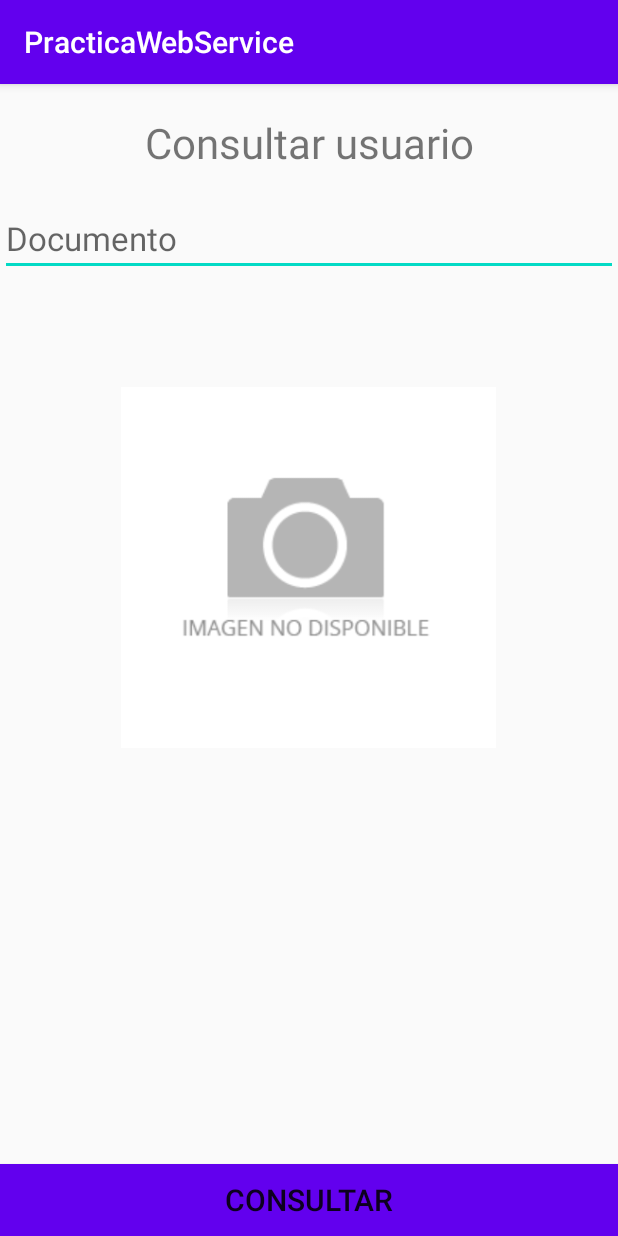
After one commit to AndresRodriguezz/webServiceVolley, an Android app: the fragment Consultar_Usuario_UrlFragment shown on its own in the app's theme, on a phone screen of 412 x 824 dp. The commit adds this screen. Run offline under Robolectric (Android 15) with nearby library versions, the phone set to English and light mode, and no system bars; our stand-ins replace Volley; network calls fail.

Commit message:
Se agrego Consultar Usuarios mediante url para imagenes mediante Volley

```diff
--- /dev/null
+++ b/app/src/main/java/com/example/practicawebservice/Fragments/Consultar_Usuario_UrlFragment.java
@@ -0,0 +1,194 @@
+package com.example.practicawebservice.Fragments;
+
+import android.app.ProgressDialog;
+import android.graphics.Bitmap;
+import android.media.Image;
+import android.net.sip.SipAudioCall;
+import android.net.sip.SipSession;
+import android.os.Bundle;
+
+import androidx.fragment.app.Fragment;
+import androidx.swiperefreshlayout.widget.CircularProgressDrawable;
+
+import android.util.Log;
+import android.view.LayoutInflater;
+import android.view.View;
+import android.view.ViewGroup;
+import android.widget.Button;
+import android.widget.EditText;
+import android.widget.ImageView;
+import android.widget.ProgressBar;
+import android.widget.TextView;
+import android.widget.Toast;
+
+import com.android.volley.Request;
+import com.android.volley.RequestQueue;
+import com.android.volley.Response;
+import com.android.volley.VolleyError;
+import com.android.volley.toolbox.ImageRequest;
+import com.android.volley.toolbox.JsonObjectRequest;
+import com.android.volley.toolbox.Volley;
+import com.example.practicawebservice.Entidades.Usuario;
+import com.example.practicawebservice.R;
+
+import org.json.JSONArray;
+import org.json.JSONException;
+import org.json.JSONObject;
+
+
+/**
+ * A simple {@link Fragment} subclass.
+ * Use the {@link Consultar_Usuario_UrlFragment#newInstance} factory method to
+ * create an instance of this fragment.
+ */
+public class Consultar_Usuario_UrlFragment extends Fragment {
+    // TODO: Rename parameter arguments, choose names that match
+    // the fragment initialization parameters, e.g. ARG_ITEM_NUMBER
+    private static final String ARG_PARAM1 = "param1";
+    private static final String ARG_PARAM2 = "param2";
+
+    // TODO: Rename and change types of parameters
+    private String mParam1;
+    private String mParam2;
+
+    //Variables
+    ImageView imgFoto;
+    EditText campoDocumento;
+    TextView txtNombre,txtProfesion;
+    Button btnConsultar;
+
+    ProgressDialog pDialog;
+
+    RequestQueue request;
+    JsonObjectRequest jsonObjectRequest;
+
+    public Consultar_Usuario_UrlFragment() {
+        // Required empty public constructor
+    }
+
+    /**
+     * Use this factory method to create a new instance of
+     * this fragment using the provided parameters.
+     *
+     * @param param1 Parameter 1.
+     * @param param2 Parameter 2.
+     * @return A new instance of fragment Consultar_Usuario_UrlFragment.
+     */
+    // TODO: Rename and change types and number of parameters
+    public static Consultar_Usuario_UrlFragment newInstance(String param1, String param2) {
+        Consultar_Usuario_UrlFragment fragment = new Consultar_Usuario_UrlFragment();
+        Bundle args = new Bundle();
+        args.putString(ARG_PARAM1, param1);
+        args.putString(ARG_PARAM2, param2);
+        fragment.setArguments(args);
+        return fragment;
+    }
+
+    @Override
+    public void onCreate(Bundle savedInstanceState) {
+        super.onCreate(savedInstanceState);
+        if (getArguments() != null) {
+            mParam1 = getArguments().getString(ARG_PARAM1);
+            mParam2 = getArguments().getString(ARG_PARAM2);
+        }
+    }
+
+    @Override
+    public View onCreateView(LayoutInflater inflater, ViewGroup container,
+                             Bundle savedInstanceState) {
+        // Inflate the layout for this fragment
+        View vista = inflater.inflate(R.layout.fragment_consultar__usuario__url, container, false);
+        campoDocumento = (EditText) vista.findViewById(R.id.idCampoDocumento);
+        txtNombre = (TextView) vista.findViewById(R.id.txtNombre);
+        txtProfesion = (TextView) vista.findViewById(R.id.txtProfesion);
+        imgFoto = (ImageView)vista.findViewById(R.id.imagenId);
+        request = Volley.newRequestQueue(getContext());
+
+        btnConsultar = (Button) vista.findViewById(R.id.btnConsultar);
+
+        btnConsultar.setOnClickListener(new View.OnClickListener() {
+            @Override
+            public void onClick(View v) {
+                consultarUsuario();
+            }
+        });
+        return vista;
+    }
+
+    private void consultarUsuario() {
+        pDialog =new ProgressDialog(getContext());
+        pDialog.setMessage("Cargando...");
+        pDialog.show();
+        String url = "http://192.168.0.9:82/EjemploBdRemota/wsJSONConsultarUsuarioUrl.php?documento="+campoDocumento.getText().toString();
+        jsonObjectRequest = new JsonObjectRequest(Request.Method.GET, url, null, new Response.Listener<JSONObject>() {
+            @Override
+            public void onResponse(JSONObject response) {
+                pDialog.hide();
+                //Toast.makeText(getContext(),"Mensaje"+response,Toast.LENGTH_SHORT).show();
+
+                //Se crea un paquete de entidades el cual contiene la clase Usuario donde se ponen los setter and getter para crear un obj
+                // de nuestros atributos.
+
+                Usuario miUsuario = new Usuario();
+                // creamos mi objeto miUSuario de la clase Usuario que esta en Entidades con los atributos de la clase Usuario();
+
+                JSONArray json= response.optJSONArray("usuario");
+                //Nombre del arreglo
+                JSONObject jsonObject = null;
+
+                try {
+                    jsonObject = json.getJSONObject(0); //posicion de referencia
+                    miUsuario.setNombre(jsonObject.optString("nombre"));//nombre de la columna se asigana a setNombre
+                    miUsuario.setProfesion(jsonObject.optString("profesion"));//nombre de la columna se asigana a setProfesion
+                    miUsuario.setRuta_imagen(jsonObject.optString("ruta_imagen"));
+                } catch (JSONException e) {
+                    Toast.makeText(getContext(),"Error en imagen",Toast.LENGTH_SHORT).show();
+                    e.printStackTrace();
+                }
+
+                txtNombre.setText(miUsuario.getNombre());//se consige el dato y se pone
+                txtProfesion.setText(miUsuario.getProfesion());
+
+                String urlImagen = "http://192.168.0.9:82/EjemploBdRemota/"+ miUsuario.getRuta_imagen();
+
+                Toast.makeText(getContext(), "url "+urlImagen, Toast.LENGTH_SHORT).show();
+
+                cargarWebServiceImagen(urlImagen);
+
+
+            }
+        }, new Response.ErrorListener() {
+            @Override
+            public void onErrorResponse(VolleyError error) {
+                Toast.makeText(getContext(), "Error al conectar"+ error.toString(), Toast.LENGTH_SHORT).show();
+                System.out.println();
+                pDialog.hide();
+                Log.d("Error:", error.toString());
+
+            }
+        });
+
+        request.add(jsonObjectRequest);
+
+    }
+
+    private void cargarWebServiceImagen(String urlImagen) {
+        urlImagen = urlImagen.replace(" ","%20");
+
+        ImageRequest imageRequest = new ImageRequest(urlImagen, new Response.Listener<Bitmap>() {
+            @Override
+            //ESte Response es de tipo BitMap
+            public void onResponse(Bitmap response) {
+                imgFoto.setImageBitmap(response);
+
+            }
+        }, 0, 0, ImageView.ScaleType.CENTER, null, new Response.ErrorListener() {
+            @Override
+            public void onErrorResponse(VolleyError error) {
+                Toast.makeText(getContext(), "Error al cagar imagen", Toast.LENGTH_SHORT).show();
+
+            }
+        });
+        request.add(imageRequest);
+    }
+}
--- a/app/src/main/java/com/example/practicawebservice/MainActivity.java
+++ b/app/src/main/java/com/example/practicawebservice/MainActivity.java
@@ -51,7 +51,7 @@ public class MainActivity extends AppCompatActivity {
         // Passing each menu ID as a set of Ids because each
         // menu should be considered as top level destinations.
         mAppBarConfiguration = new AppBarConfiguration.Builder(
-                R.id.bienvenidaFragment3,R.id.consultarUsuariosFragment,R.id.desarrolladorFragment,R.id.registrarUsuariosFragment,R.id.consultarListaUsuariosFragment)
+                R.id.bienvenidaFragment3,R.id.consultarUsuariosFragment,R.id.desarrolladorFragment,R.id.registrarUsuariosFragment,R.id.consultarListaUsuariosFragment,R.id.consultar_Usuario_UrlFragment)
                 .setDrawerLayout(drawer)
                 .build();
         NavController navController = Navigation.findNavController(this, R.id.nav_host_fragment);
--- /dev/null
+++ b/app/src/main/res/layout/fragment_consultar__usuario__url.xml
@@ -0,0 +1,60 @@
+<?xml version="1.0" encoding="utf-8"?>
+<RelativeLayout xmlns:android="http://schemas.android.com/apk/res/android"
+    xmlns:tools="http://schemas.android.com/tools"
+    android:layout_width="match_parent"
+    android:layout_height="match_parent"
+    tools:context=".Fragments.Consultar_Usuario_UrlFragment">
+
+    <LinearLayout
+        android:id="@+id/linerLayout"
+        android:layout_width="match_parent"
+        android:layout_height="wrap_content"
+        android:orientation="vertical">
+
+        <TextView
+            android:layout_width="match_parent"
+            android:layout_height="wrap_content"
+            android:textAlignment="center"
+            android:text="Consultar usuario"
+            android:textSize="28dp"
+            android:layout_margin="20dp"/>
+        <EditText
+            android:id="@+id/idCampoDocumento"
+            android:layout_width="match_parent"
+            android:layout_height="wrap_content"
+            android:hint="Documento"
+            android:textSize="22dp"/>
+        <TextView
+            android:id="@+id/txtNombre"
+            android:layout_width="match_parent"
+            android:layout_height="wrap_content"
+            android:textSize="18dp"
+            android:layout_marginLeft="5dp"
+            android:layout_marginBottom="10dp"/>
+        <TextView
+            android:id="@+id/txtProfesion"
+            android:layout_width="match_parent"
+            android:layout_height="wrap_content"
+            android:textSize="18dp"
+            android:layout_marginLeft="5dp"
+            android:layout_marginBottom="10dp"/>
+
+    </LinearLayout>
+    <Button
+        android:id="@+id/btnConsultar"
+        android:layout_width="match_parent"
+        android:layout_height="wrap_content"
+        android:layout_alignParentBottom="true"
+        android:layout_alignParentStart="true"
+        android:background="@color/colorPrimary"
+        android:text="Consultar"
+        android:textSize="20sp"/>
+    <ImageView
+        android:id="@+id/imagenId"
+        android:layout_width="250dp"
+        android:layout_height="250dp"
+        android:src="@drawable/img_base"
+        android:layout_below="@id/linerLayout"
+        android:layout_centerHorizontal="true"/>
+
+</RelativeLayout>
--- a/app/src/main/res/menu/activity_main_drawer.xml
+++ b/app/src/main/res/menu/activity_main_drawer.xml
@@ -17,6 +17,11 @@
             android:icon="@android:drawable/ic_menu_search"
             android:title="@string/menu_ConsultarUsuario" />
         <item
+            android:id="@+id/consultar_Usuario_UrlFragment"
+            android:icon="@android:drawable/ic_menu_search"
+            android:title="@string/menu_ConsultarListaUsuarioUrl" />
+
+        <item
             android:id="@+id/consultarListaUsuariosFragment"
             android:icon="@android:drawable/ic_menu_search"
             android:title="@string/menu_ConsultarListaUsuario" />
--- a/app/src/main/res/navigation/mobile_navigation.xml
+++ b/app/src/main/res/navigation/mobile_navigation.xml
@@ -30,4 +30,9 @@
         android:name="com.example.practicawebservice.Fragments.ConsultarListaUsuariosFragment"
         android:label="Lista de usuarios"
         tools:layout="@layout/fragment_consultar_lista_usuarios" />
+    <fragment
+        android:id="@+id/consultar_Usuario_UrlFragment"
+        android:name="com.example.practicawebservice.Fragments.Consultar_Usuario_UrlFragment"
+        android:label="fragment_consultar__usuario__url"
+        tools:layout="@layout/fragment_consultar__usuario__url" />
 </navigation>
--- a/app/src/main/res/values/strings.xml
+++ b/app/src/main/res/values/strings.xml
@@ -11,6 +11,7 @@
     <string name="menu_RegistroUsuario">Registrar Usuario</string>
     <string name="menu_ConsultarUsuario">Consultar Usuario</string>
     <string name="menu_ConsultarListaUsuario">Consultar Lista Usuario</string>
+    <string name="menu_ConsultarListaUsuarioUrl">Consultar Usuario URL</string>
     <string name="menu_Desarrollador">Desarrollador</string>
 
     <string name="home_second">Home Second</string>
```
Also changed, not shown: app/src/main/java/com/example/practicawebservice/Entidades/Usuario.java (+9 -0 lines), app/src/main/java/com/example/practicawebservice/Fragments/ConsultarUsuariosFragment.java (+6 -6 lines).
